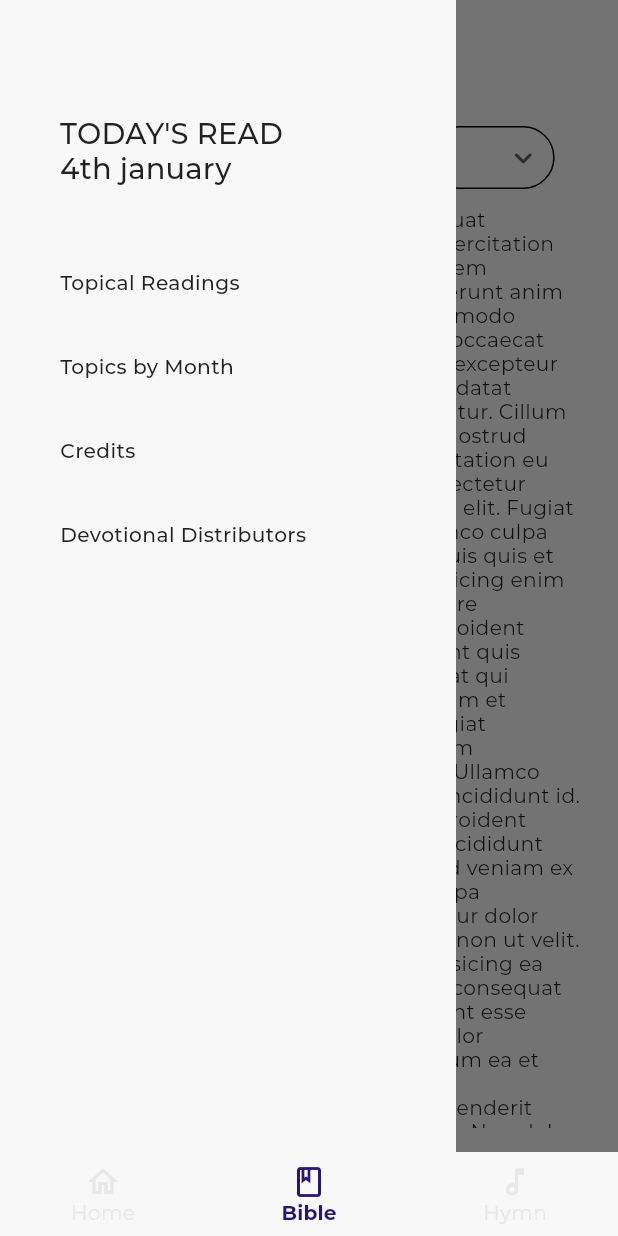
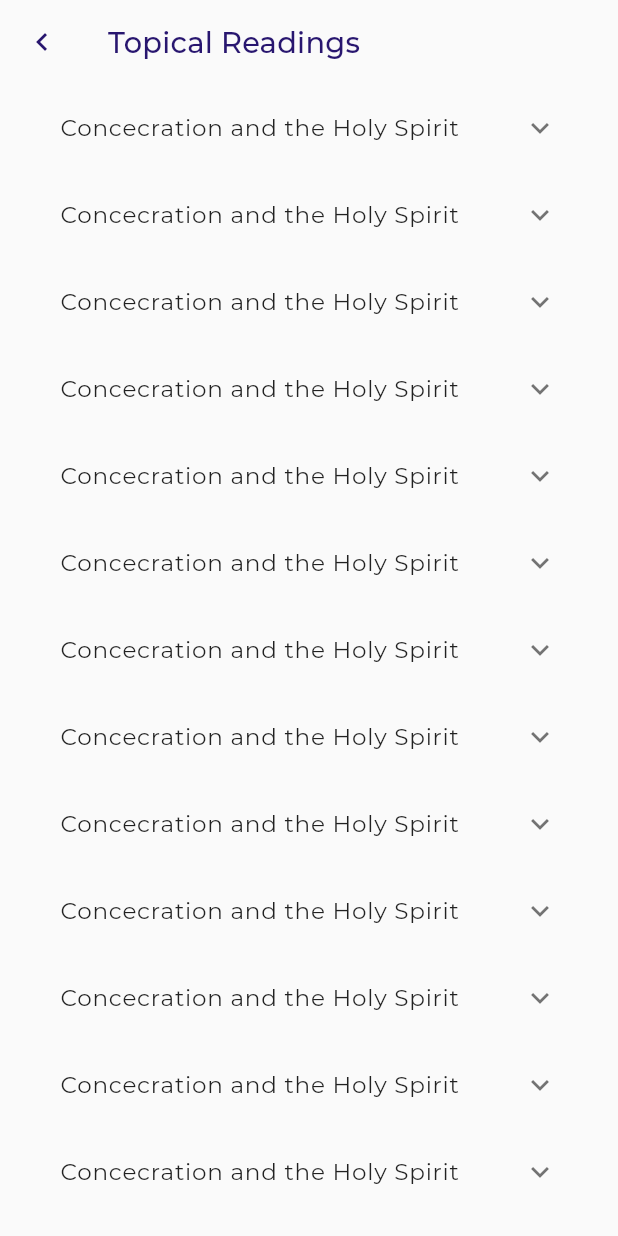
Before and after one commit to Oluwaferanmi-Michael/Open-Heavens, a Flutter app: the screen it shows after launch, item 2 of the bottom bar chosen, in the side drawer, after a tap on "Topical Readings", on a phone screen of 412 x 824 dp. Run offline on Flutter 3.47's test engine with Material 2 defaults, Android fonts, the phone set to English and light mode, and no system bars; our stand-ins replace flutter_screenutil; statements that could not run were skipped; project files that could hold a hidden picture were left out.

Commit message:
topical readings

```diff
--- a/open_heavens/lib/Screens/Bible/bible.dart
+++ b/open_heavens/lib/Screens/Bible/bible.dart
@@ -1,5 +1,5 @@
 import 'package:flutter/material.dart';
-import 'package:open_heavens/util/Widgets/appBar.dart';
+import 'package:open_heavens/util/Widgets/drawer.dart';
 import 'package:open_heavens/util/constants.dart';
 
 class Bible extends StatefulWidget {
--- /dev/null
+++ b/open_heavens/lib/Screens/Drawer Screens/Topical Readings/topical_readings.dart
@@ -0,0 +1,48 @@
+import 'package:flutter/material.dart';
+import 'package:open_heavens/util/constants.dart';
+
+
+class TopicalReadings extends StatefulWidget {
+  const TopicalReadings({ Key? key }) : super(key: key);
+
+  @override
+  _TopicalReadingsState createState() => _TopicalReadingsState();
+}
+
+class _TopicalReadingsState extends State<TopicalReadings> {
+  @override
+  Widget build(BuildContext context) {
+    return Scaffold(
+
+      appBar: AppBar(
+        leading: IconButton(onPressed: () => Navigator.pop(context), icon: Icon(Icons.chevron_left_outlined)),
+        backgroundColor: transparent,
+        elevation: 0,
+        title: Text('Topical Readings', style: headline6(context, color: blue),)
+      ),
+
+
+      body: Container(
+        padding: const EdgeInsets.symmetric(horizontal: 24),
+        height: height(1, context),
+        child: SafeArea(
+          child: ListView.builder(
+            itemCount: 32,
+            itemBuilder: (context, index) => ExpansionTile(
+              expandedAlignment: Alignment.centerLeft,
+              childrenPadding: EdgeInsets.only(bottom: 12),
+              children: [
+                Text('data'),
+                Text('data'),
+                Text('data'),
+                Text('data'),
+                Text('data'),
+
+              ],
+              title: Text('Concecration and the Holy Spirit', style: bodyText1(context),))
+            )
+        ),
+      ),
+    );
+  }
+}
--- a/open_heavens/lib/Screens/Home/Home.dart
+++ b/open_heavens/lib/Screens/Home/Home.dart
@@ -3,7 +3,7 @@
 import 'package:flutter/material.dart';
 import 'package:flutter_screenutil/flutter_screenutil.dart';
 import 'package:open_heavens/Screens/Devotional/devotionalScreen.dart';
-import 'package:open_heavens/util/Widgets/appBar.dart';
+import 'package:open_heavens/util/Widgets/drawer.dart';
 import 'package:open_heavens/util/constants.dart';
 
 class Home extends StatefulWidget {
--- a/open_heavens/lib/Screens/Hymns/hymns.dart
+++ b/open_heavens/lib/Screens/Hymns/hymns.dart
@@ -1,6 +1,6 @@
 import 'package:flutter/material.dart';
 import 'package:flutter_screenutil/flutter_screenutil.dart';
-import 'package:open_heavens/util/Widgets/appBar.dart';
+import 'package:open_heavens/util/Widgets/drawer.dart';
 import 'package:open_heavens/util/constants.dart';
 
 
--- a/open_heavens/lib/main.dart
+++ b/open_heavens/lib/main.dart
@@ -2,6 +2,7 @@ import 'package:flutter/material.dart';
 import 'package:flutter_screenutil/flutter_screenutil.dart';
 import 'package:open_heavens/Screens/Devotional/devotionalScreen.dart';
 import 'package:open_heavens/Screens/navigation.dart';
+import 'package:open_heavens/routes.dart';
 import 'package:open_heavens/util/constants.dart';
 
 void main() {
@@ -89,9 +90,7 @@ class MyApp extends StatelessWidget {
         // is not restarted.
         // primarySwatch: Colors.blue,
       ),
-      routes: {
-        '/devotional' : (context) => const Devotional(),
-      },
+      routes: routes,
       home: const Navigation(),
     ));
   }
--- /dev/null
+++ b/open_heavens/lib/routes.dart
@@ -0,0 +1,10 @@
+
+import 'package:flutter/cupertino.dart';
+import 'package:open_heavens/Screens/Drawer%20Screens/Topical%20Readings/topical_readings.dart';
+
+import 'Screens/Devotional/devotionalScreen.dart';
+
+Map<String, WidgetBuilder> routes = {
+   '/devotional' : (context) => const Devotional(),
+   '/topicalReadings' : (context) => const TopicalReadings(),
+};
--- a/open_heavens/lib/util/Widgets/appBar.dart
+++ b/open_heavens/lib/util/Widgets/drawer.dart
@@ -1,4 +1,5 @@
 import 'package:flutter/material.dart';
+import 'package:flutter_screenutil/flutter_screenutil.dart';
 import 'package:open_heavens/util/constants.dart';
 
 class CustomDrawer extends StatelessWidget {
@@ -28,7 +29,7 @@ class CustomDrawer extends StatelessWidget {
             const SizedBox(height: 32,),
 
             ListTile(
-              onTap: () {},
+              onTap: () => Navigator.pushNamed(context, '/topicalReadings'),
               title: Text('Topical Readings', style: bodyText2(context),),),
 
             // const SizedBox(
@@ -37,6 +38,7 @@ class CustomDrawer extends StatelessWidget {
 
             ListTile(title: Text('Topics by Month', style: bodyText2(context),),),
 
+            SizedBox(height: 390.h,),
 
             ListTile(
               title: Text(
```
